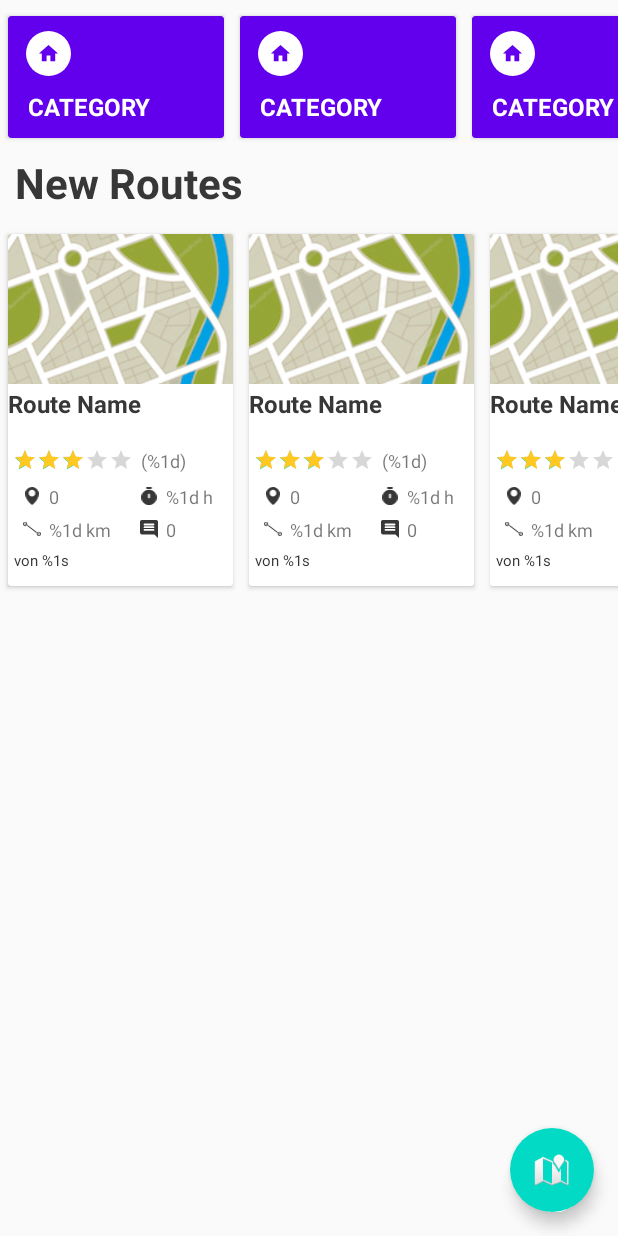
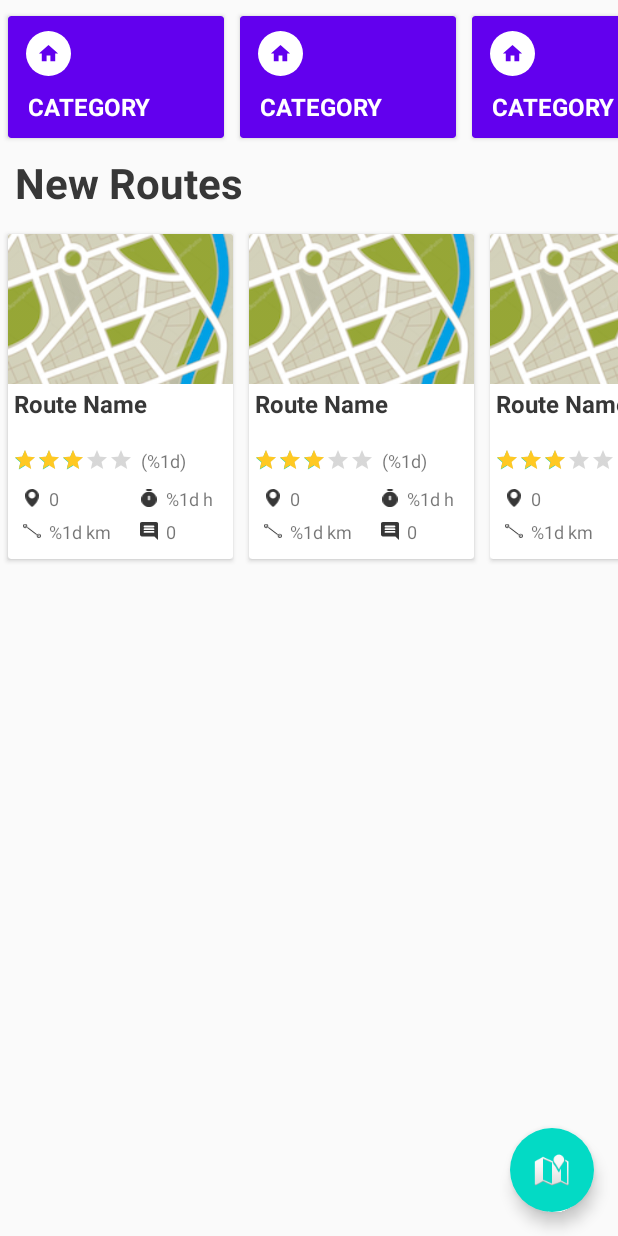
Before and after one commit to UniRegensburg/unsere-app-fur-die-universitat-regensburg-campus-guide, an Android app: the layout fragment_discover.xml on its own in the app's theme, with its tools: preview values and no code run, on a phone screen of 412 x 824 dp. Run offline under Robolectric (Android 15) with nearby library versions, the phone set to English and light mode, and no system bars.

Commit message:
Extend Route Model

```diff
--- a/app/src/main/java/de/ur/explure/config/RouteDocumentConfig.kt
+++ b/app/src/main/java/de/ur/explure/config/RouteDocumentConfig.kt
@@ -10,4 +10,5 @@ object RouteDocumentConfig {
     const val DURATION_FIELD = "duration"
     const val THUMBNAIL_URL_FIELD = "thumbnailUrl"
     const val RATING_FIELD = "rating"
+    const val WAYPOINT_COUNT_FIELD = "wayPointCount"
 }
--- a/app/src/main/java/de/ur/explure/model/route/RouteDTO.kt
+++ b/app/src/main/java/de/ur/explure/model/route/RouteDTO.kt
@@ -15,6 +15,7 @@ import de.ur.explure.config.RouteDocumentConfig.DURATION_FIELD
 import de.ur.explure.config.RouteDocumentConfig.RATING_FIELD
 import de.ur.explure.config.RouteDocumentConfig.THUMBNAIL_URL_FIELD
 import de.ur.explure.config.RouteDocumentConfig.TITLE_FIELD
+import de.ur.explure.config.RouteDocumentConfig.WAYPOINT_COUNT_FIELD
 
 @Parcelize
 data class RouteDTO(
@@ -26,6 +27,7 @@ data class RouteDTO(
     var wayPoints: MutableList<WayPointDTO> = mutableListOf(),
     @ServerTimestamp
     var createdAt: Date? = null,
+    var wayPointCount : Int
 ) : Parcelable {
 
     fun addWayPoint(wayPoint: WayPointDTO) {
@@ -42,7 +44,8 @@ data class RouteDTO(
             CATEGORY_FIELD to category,
             THUMBNAIL_URL_FIELD to thumbnailUrl,
             DATE_FIELD to FieldValue.serverTimestamp(),
-            RATING_FIELD to emptyList<String>()
+            RATING_FIELD to emptyList<String>(),
+            WAYPOINT_COUNT_FIELD to wayPoints.size
         )
     }
 }
--- a/app/src/main/res/layout/route_card_item.xml
+++ b/app/src/main/res/layout/route_card_item.xml
@@ -38,9 +38,9 @@
             android:layout_marginTop="2dp"
             android:lines="2"
             android:maxLines="2"
+            android:layout_marginStart="4dp"
             android:text="@string/route_item_title"
             android:textColor="@color/textColor"
-            android:layout_marginEnd="10dp"
             android:textSize="16sp"
             android:textStyle="bold"
             app:layout_constraintStart_toStartOf="parent"
@@ -76,7 +76,7 @@
             android:layout_width="12dp"
             android:layout_height="12dp"
             android:layout_marginStart="10dp"
-            android:layout_marginTop="10dp"
+            android:layout_marginTop="11dp"
             android:src="@drawable/ic_waypoints"
             app:layout_constraintStart_toStartOf="parent"
             app:layout_constraintTop_toBottomOf="@+id/rating_bar_route"
@@ -98,7 +98,7 @@
             android:id="@+id/iv_duration_icon"
             android:layout_width="12dp"
             android:layout_height="12dp"
-            android:layout_marginTop="10dp"
+            android:layout_marginTop="11dp"
             android:layout_marginEnd="50dp"
             android:src="@drawable/ic_duration"
             app:layout_constraintEnd_toEndOf="parent"
@@ -160,17 +160,6 @@
             app:layout_constraintStart_toEndOf="@id/iv_distance_icon"
             app:layout_constraintTop_toTopOf="@+id/iv_distance_icon" />
 
-        <TextView
-            android:id="@+id/tv_author_name"
-            android:layout_width="wrap_content"
-            android:layout_height="wrap_content"
-            android:layout_marginStart="4dp"
-            android:layout_marginTop="8dp"
-            android:text="@string/route_item_author"
-            android:textColor="@color/textColor"
-            android:textSize="10sp"
-            app:layout_constraintStart_toStartOf="parent"
-            app:layout_constraintTop_toBottomOf="@+id/iv_distance_icon" />
 
 
     </androidx.constraintlayout.widget.ConstraintLayout>
```
Also changed, not shown: app/src/main/java/de/ur/explure/adapter/RouteDiscoverAdapter.kt (+3 -6 lines).
